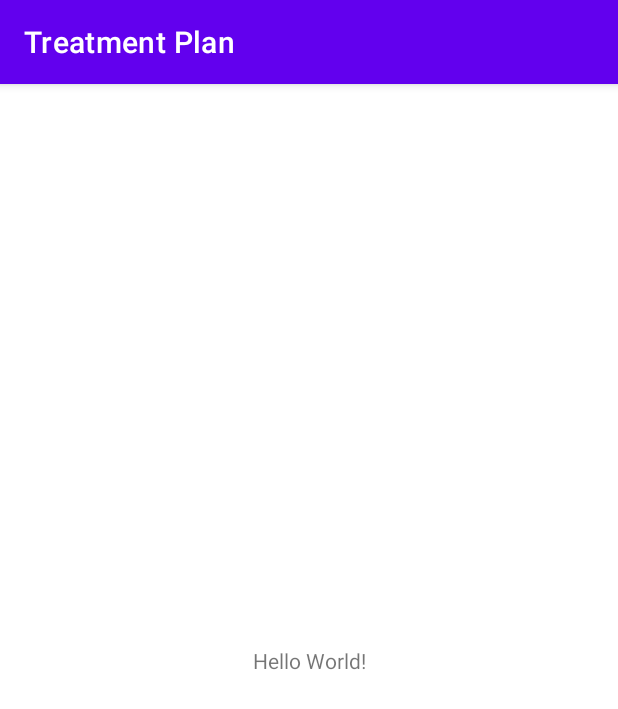
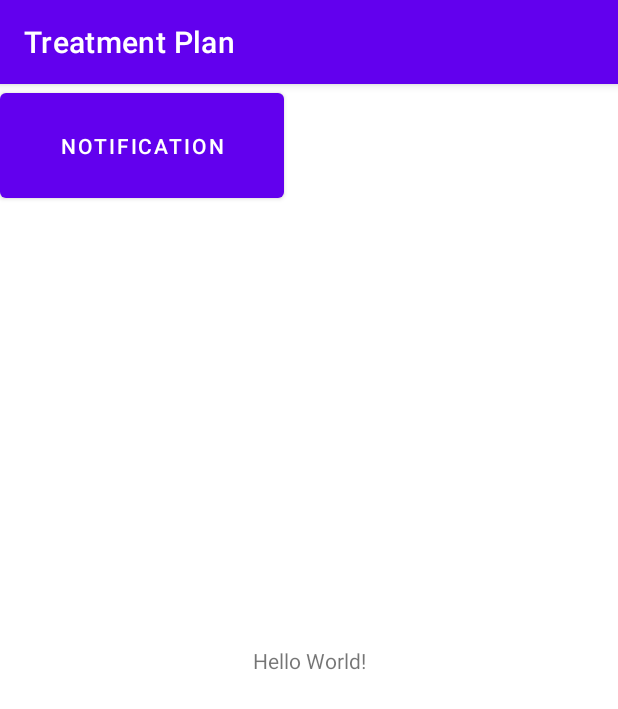
Before and after one commit to andreyhoco/TreatmentPlan, an Android app: the screen it shows after launch (MainActivity), on a phone screen of 412 x 824 dp. Shown: the top 709 px of the screen. Run offline under Robolectric (Android 15) with nearby library versions, the phone set to English and light mode, and no system bars.

Commit message:
рефакторинг методов создания контента уведомления

```diff
--- a/app/src/main/java/ru/andreyhoco/treatmentplan/presentation/ui/MainActivity.kt
+++ b/app/src/main/java/ru/andreyhoco/treatmentplan/presentation/ui/MainActivity.kt
@@ -2,11 +2,27 @@ package ru.andreyhoco.treatmentplan.presentation.ui
 
 import androidx.appcompat.app.AppCompatActivity
 import android.os.Bundle
+import android.widget.Button
 import ru.andreyhoco.treatmentplan.R
+import ru.andreyhoco.treatmentplan.notification.NotificationManager
+import ru.andreyhoco.treatmentplan.repository.modelEntities.ProcedureTimeGroup
 
 class MainActivity : AppCompatActivity() {
     override fun onCreate(savedInstanceState: Bundle?) {
         super.onCreate(savedInstanceState)
         setContentView(R.layout.activity_main)
+
+        //TODO Тестовый метод.
+        val button: Button = findViewById(R.id.button)
+        button.setOnClickListener {
+            createAndPushNotification()
+        }
+    }
+
+    //TODO Тестовый метод.
+    private fun createAndPushNotification() {
+        val notificationManger = NotificationManager(applicationContext)
+        val notification = notificationManger.createNotification(ProcedureTimeGroup())
+        notificationManger.showNotification(notification)
     }
 }
--- a/app/src/main/res/layout/activity_main.xml
+++ b/app/src/main/res/layout/activity_main.xml
@@ -15,4 +15,13 @@
         app:layout_constraintRight_toRightOf="parent"
         app:layout_constraintTop_toTopOf="parent" />
 
+    <Button
+        android:id="@+id/button"
+        android:layout_width="189dp"
+        android:layout_height="82dp"
+        android:text="Notification"
+        tools:layout_editor_absoluteX="93dp"
+        tools:layout_editor_absoluteY="428dp" />
+
+
 </androidx.constraintlayout.widget.ConstraintLayout>
```
Also changed, not shown: app/src/main/java/ru/andreyhoco/treatmentplan/notification/NotificationManager.kt (+26 -18 lines), app/src/main/java/ru/andreyhoco/treatmentplan/repository/modelEntities/ProcedureTimeGroup.kt (+4 -4 lines), app/src/main/res/values/strings.xml (+4 -4 lines).
